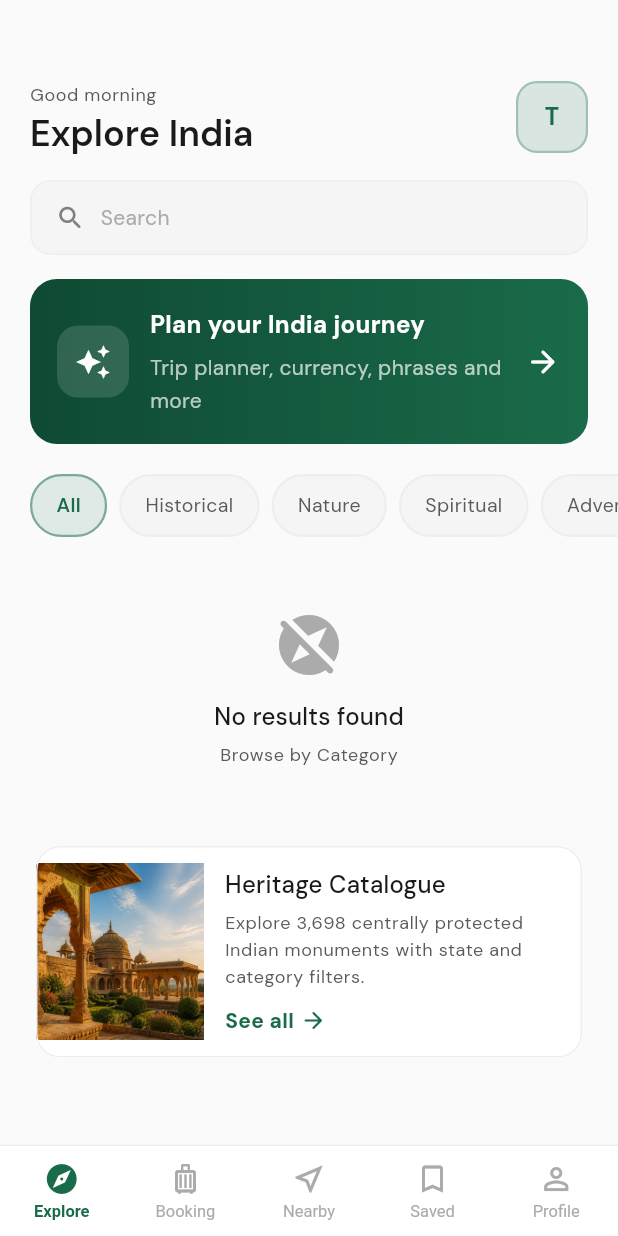
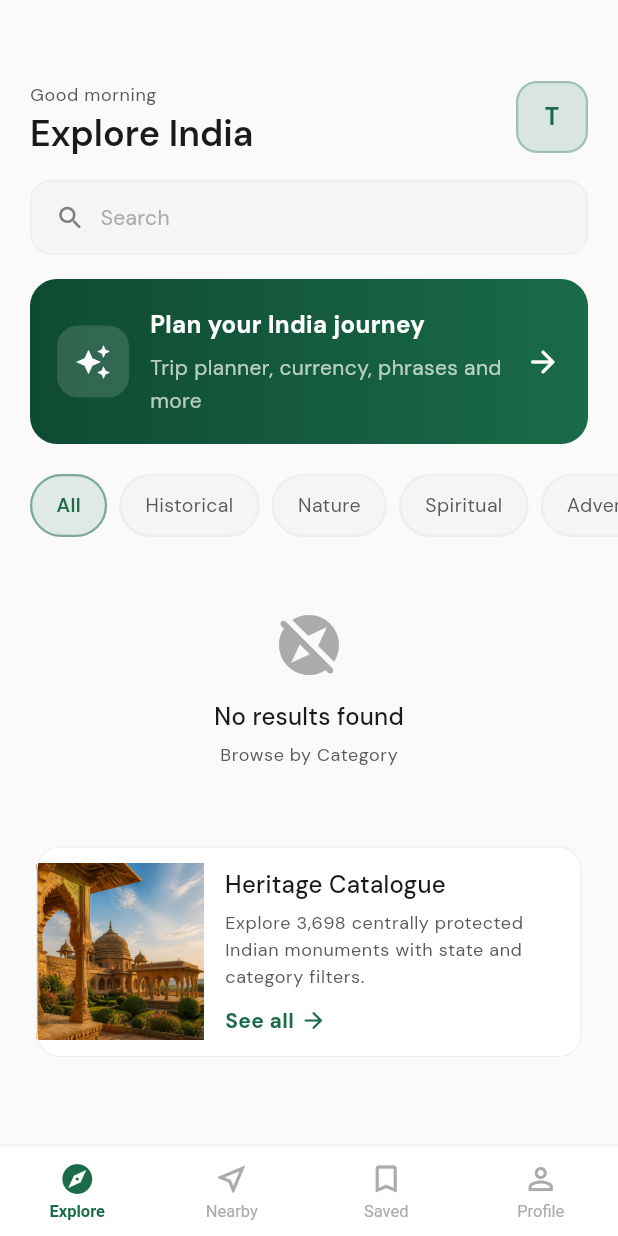
Before and after one commit to abhi-techie22/UnisafeX, a Flutter app: the screen it shows after launch, after a tap on "Skip", after a tap on "Explore as Guest", on a phone screen of 412 x 824 dp. Run offline on Flutter 3.47's test engine with Material 3 defaults, Android fonts, the phone set to English and light mode, and no system bars; drawn by our look-alikes of flutter_animate; our stand-ins replace cached_network_image, connectivity_plus, country_picker, dio, easy_localization, equatable and 12 more; accounts and stored records are empty; generated files the repository leaves out were written again; network calls fail.

Commit message:
Hide hotel and flight booking features

```diff
--- a/assets/translations/ar.json
+++ b/assets/translations/ar.json
@@ -309,7 +309,7 @@
   "faq_booking_question": "هل يمكنني حجز الفنادق والطيران الآن؟",
   "faq_booking_answer": "تتوفر نماذج البحث عن الحجز، ولكن المخزون المباشر والخروج يتطلبان تكامل واجهة برمجة تطبيقات الشريك المعتمد.",
   "mission_description": "يساعد UniSafeX المسافرين الدوليين على استكشاف الهند بتفاصيل الوجهة العملية وإرشادات السلامة والاكتشاف القريب وأدوات السفر المفيدة في مكان واحد.",
-  "app_provides_description": "اكتشاف السياحة، وتخطيط السفر، ونتائج سلامة الوجهة، والتحويل المباشر للعملة المرجعية، والعبارات المحلية، والأماكن المحفوظة، والمسافات المستندة إلى الموقع، ومعاينات الحجز.",
+  "app_provides_description": "اكتشاف السياحة، وتخطيط السفر، ونتائج سلامة الوجهة، والتحويل المباشر للعملة المرجعية، والعبارات المحلية، والأماكن المحفوظة، والمسافات المستندة إلى الموقع.",
   "data_safety_description": "يتم تخزين المعلومات السياحية في قاعدة بيانات UniSafeX. يتم حساب المسافات من الإحداثيات. إن نتائج السلامة والإجابات بأسلوب الذكاء الاصطناعي هي إرشادات فقط ولا يمكن أن تضمن السلامة الشخصية أو تحل محل النصائح الرسمية.",
   "emergency_reminder_description": "لحالات الطوارئ في الهند اتصل بالرقم 112. خط المساعدة السياحي: 1363. تحقق دائمًا من مواعيد العمل والرسوم وشروط السفر من المصادر الرسمية قبل الزيارة.",
   "heritage_catalog": "دليل التراث",
--- a/assets/translations/de.json
+++ b/assets/translations/de.json
@@ -309,7 +309,7 @@
   "faq_booking_question": "Kann ich jetzt Hotels und Flüge buchen?",
   "faq_booking_answer": "Buchungssuchformulare sind verfügbar, Live-Inventar und Checkout erfordern jedoch genehmigte Partner-API-Integrationen.",
   "mission_description": "UniSafeX hilft internationalen Reisenden dabei, Indien mit praktischen Reisezieldetails, Sicherheitshinweisen, Entdeckungen in der Nähe und nützlichen Reisetools an einem Ort zu erkunden.",
-  "app_provides_description": "Entdecken Sie den Tourismus, Reiseplanung, Sicherheitsbewertungen für Reiseziele, Live-Referenzwährungsumrechnung, lokale Ausdrücke, gespeicherte Orte, standortbasierte Entfernungen und Buchungsvorschauen.",
+  "app_provides_description": "Entdecken Sie den Tourismus, Reiseplanung, Sicherheitsbewertungen für Reiseziele, Live-Referenzwährungsumrechnung, lokale Ausdrücke, gespeicherte Orte und standortbasierte Entfernungen.",
   "data_safety_description": "Tourismusinformationen werden in der UniSafeX-Datenbank gespeichert. Entfernungen werden aus Koordinaten berechnet. Sicherheitsbewertungen und Antworten im KI-Stil dienen nur zur Orientierung und können weder die persönliche Sicherheit garantieren noch offizielle Ratschläge ersetzen.",
   "emergency_reminder_description": "Für Notfälle in Indien rufen Sie 112 an. Touristen-Hotline: 1363. Überprüfen Sie vor Ihrem Besuch immer die Öffnungszeiten, Gebühren und Reisebedingungen bei offiziellen Quellen.",
   "heritage_catalog": "Denkmalkatalog",
--- a/assets/translations/en.json
+++ b/assets/translations/en.json
@@ -309,7 +309,7 @@
   "faq_booking_question": "Can I book hotels and flights now?",
   "faq_booking_answer": "Booking search forms are available, but live inventory and checkout require approved partner API integrations.",
   "mission_description": "UniSafeX helps international travelers explore India with practical destination details, safety guidance, nearby discovery and useful travel tools in one place.",
-  "app_provides_description": "Tourism discovery, travel planning, destination safety scores, live reference currency conversion, local phrases, saved places, location-based distances and booking previews.",
+  "app_provides_description": "Tourism discovery, travel planning, destination safety scores, live reference currency conversion, local phrases, saved places and location-based distances.",
   "data_safety_description": "Tourism information is stored in the UniSafeX database. Distances are calculated from coordinates. Safety scores and AI-style answers are guidance only and cannot guarantee personal safety or replace official advice.",
   "emergency_reminder_description": "For emergencies in India call 112. Tourist helpline: 1363. Always verify opening times, fees and travel conditions with official sources before visiting.",
   "heritage_catalog": "Heritage Catalogue",
--- a/assets/translations/es.json
+++ b/assets/translations/es.json
@@ -309,7 +309,7 @@
   "faq_booking_question": "¿Puedo reservar hoteles y vuelos ahora?",
   "faq_booking_answer": "Los formularios de búsqueda de reservas están disponibles, pero el inventario en vivo y el pago requieren integraciones API de socios aprobadas.",
   "mission_description": "UniSafeX ayuda a los viajeros internacionales a explorar la India con detalles prácticos del destino, orientación de seguridad, descubrimientos cercanos y herramientas de viaje útiles en un solo lugar.",
-  "app_provides_description": "Descubrimiento turístico, planificación de viajes, puntuaciones de seguridad de destinos, conversión de moneda de referencia en vivo, frases locales, lugares guardados, distancias basadas en la ubicación y vistas previas de reservas.",
+  "app_provides_description": "Descubrimiento turístico, planificación de viajes, puntuaciones de seguridad de destinos, conversión de moneda de referencia en vivo, frases locales, lugares guardados y distancias basadas en la ubicación.",
   "data_safety_description": "La información turística se almacena en la base de datos UniSafeX. Las distancias se calculan a partir de coordenadas. Las puntuaciones de seguridad y las respuestas estilo IA son solo orientativas y no pueden garantizar la seguridad personal ni reemplazar los consejos oficiales.",
   "emergency_reminder_description": "Para emergencias en India llame al 112. Línea de ayuda turística: 1363. Siempre verifique los horarios de apertura, tarifas y condiciones de viaje con fuentes oficiales antes de visitar.",
   "heritage_catalog": "Catálogo patrimonial",
--- a/assets/translations/fr.json
+++ b/assets/translations/fr.json
@@ -309,7 +309,7 @@
   "faq_booking_question": "Puis-je réserver des hôtels et des vols maintenant ?",
   "faq_booking_answer": "Des formulaires de recherche de réservation sont disponibles, mais l'inventaire en direct et le paiement nécessitent des intégrations API de partenaires approuvées.",
   "mission_description": "UniSafeX aide les voyageurs internationaux à explorer l'Inde avec des détails pratiques sur la destination, des conseils de sécurité, des découvertes à proximité et des outils de voyage utiles en un seul endroit.",
-  "app_provides_description": "Découverte touristique, planification de voyage, scores de sécurité des destinations, conversion de devises de référence en direct, expressions locales, lieux enregistrés, distances basées sur la localisation et aperçus de réservation.",
+  "app_provides_description": "Découverte touristique, planification de voyage, scores de sécurité des destinations, conversion de devises de référence en direct, expressions locales, lieux enregistrés et distances basées sur la localisation.",
   "data_safety_description": "Les informations touristiques sont stockées dans la base de données UniSafeX. Les distances sont calculées à partir des coordonnées. Les scores de sécurité et les réponses de type IA ne sont donnés qu’à titre indicatif et ne peuvent garantir la sécurité personnelle ni remplacer les conseils officiels.",
   "emergency_reminder_description": "En cas d'urgence en Inde, appelez le 112. Ligne d'assistance touristique : 1363. Vérifiez toujours les heures d'ouverture, les tarifs et les conditions de voyage auprès de sources officielles avant de vous rendre.",
   "heritage_catalog": "Catalogue du patrimoine",
--- a/assets/translations/hi.json
+++ b/assets/translations/hi.json
@@ -309,7 +309,7 @@
   "faq_booking_question": "क्या मैं अब होटल और उड़ानें बुक कर सकता हूँ?",
   "faq_booking_answer": "बुकिंग खोज फॉर्म उपलब्ध हैं, लेकिन लाइव इन्वेंट्री और चेकआउट के लिए अनुमोदित भागीदार एपीआई एकीकरण की आवश्यकता होती है।",
   "mission_description": "UniSafeX अंतरराष्ट्रीय यात्रियों को एक ही स्थान पर व्यावहारिक गंतव्य विवरण, सुरक्षा मार्गदर्शन, आस-पास की खोज और उपयोगी यात्रा उपकरणों के साथ भारत का पता लगाने में मदद करता है।",
-  "app_provides_description": "पर्यटन खोज, यात्रा योजना, गंतव्य सुरक्षा स्कोर, लाइव संदर्भ मुद्रा रूपांतरण, स्थानीय वाक्यांश, सहेजे गए स्थान, स्थान-आधारित दूरियां और बुकिंग पूर्वावलोकन।",
+  "app_provides_description": "पर्यटन खोज, यात्रा योजना, गंतव्य सुरक्षा स्कोर, लाइव संदर्भ मुद्रा रूपांतरण, स्थानीय वाक्यांश, सहेजे गए स्थान और स्थान-आधारित दूरियां।",
   "data_safety_description": "पर्यटन संबंधी जानकारी UniSafeX डेटाबेस में संग्रहीत की जाती है। दूरियों की गणना निर्देशांक से की जाती है। सुरक्षा स्कोर और एआई-शैली के उत्तर केवल मार्गदर्शन हैं और व्यक्तिगत सुरक्षा की गारंटी नहीं दे सकते या आधिकारिक सलाह की जगह नहीं ले सकते।",
   "emergency_reminder_description": "भारत में आपात स्थिति के लिए 112 पर कॉल करें। पर्यटक हेल्पलाइन: 1363। यात्रा से पहले हमेशा आधिकारिक स्रोतों के साथ खुलने का समय, शुल्क और यात्रा की स्थिति की पुष्टि करें।",
   "heritage_catalog": "विरासत सूची",
--- a/assets/translations/ja.json
+++ b/assets/translations/ja.json
@@ -309,7 +309,7 @@
   "faq_booking_question": "今すぐホテルや航空券を予約できますか?",
   "faq_booking_answer": "予約検索フォームは利用可能ですが、ライブ在庫とチェックアウトには承認されたパートナー API 統合が必要です。",
   "mission_description": "UniSafeX は、実用的な目的地の詳細、安全に関するガイダンス、近くの発見、便利な旅行ツールを 1 か所にまとめて提供することで、海外旅行者がインドを探索するのに役立ちます。",
-  "app_provides_description": "観光の発見、旅行計画、目的地の安全性スコア、ライブ参照通貨換算、ローカルフレーズ、保存された場所、位置ベースの距離、予約プレビュー。",
+  "app_provides_description": "観光の発見、旅行計画、目的地の安全性スコア、ライブ参照通貨換算、ローカルフレーズ、保存された場所、位置ベースの距離。",
   "data_safety_description": "観光情報は UniSafeX データベースに保存されます。距離は座標から計算されます。安全スコアと AI スタイルの回答は単なるガイダンスであり、個人の安全を保証したり、公式アドバイスに代わるものではありません。",
   "emergency_reminder_description": "インドでの緊急事態の場合は、112 にお電話ください。観光ヘルプライン: 1363。訪問前に、営業時間、料金、旅行条件を必ず公式情報源で確認してください。",
   "heritage_catalog": "遺産カタログ",
--- a/assets/translations/ko.json
+++ b/assets/translations/ko.json
@@ -309,7 +309,7 @@
   "faq_booking_question": "지금 호텔과 항공권을 예약할 수 있나요?",
   "faq_booking_answer": "예약 검색 양식을 사용할 수 있지만 실시간 재고 및 결제에는 승인된 파트너 API 통합이 필요합니다.",
   "mission_description": "UniSafeX는 국제 여행객들이 한 곳에서 실용적인 목적지 세부 정보, 안전 안내, 주변 검색 및 유용한 여행 도구를 통해 인도를 탐험할 수 있도록 도와줍니다.",
-  "app_provides_description": "관광 검색, 여행 계획, 목적지 안전 점수, 실시간 참조 통화 변환, 현지 문구, 저장된 장소, 위치 기반 거리 및 예약 미리보기.",
+  "app_provides_description": "관광 검색, 여행 계획, 목적지 안전 점수, 실시간 참조 통화 변환, 현지 문구, 저장된 장소 및 위치 기반 거리.",
   "data_safety_description": "관광 정보는 UniSafeX 데이터베이스에 저장됩니다. 거리는 좌표를 기준으로 계산됩니다. 안전 점수와 AI 스타일 답변은 안내일 뿐 개인의 안전을 보장하거나 공식 조언을 대체할 수 없습니다.",
   "emergency_reminder_description": "인도에서 긴급 상황 발생 시 112로 전화하세요. 관광 상담 서비스: 1363. 방문하기 전에 항상 공식 출처를 통해 개장 시간, 수수료, 여행 조건을 확인하세요.",
   "heritage_catalog": "문화유산 목록",
--- a/assets/translations/ru.json
+++ b/assets/translations/ru.json
@@ -309,7 +309,7 @@
   "faq_booking_question": "Могу ли я сейчас забронировать отели и авиабилеты?",
   "faq_booking_answer": "Формы поиска бронирования доступны, но активный инвентарь и оформление заказа требуют интеграции API утвержденных партнеров.",
   "mission_description": "UniSafeX помогает международным путешественникам исследовать Индию, предоставляя практические сведения о местах назначения, рекомендации по безопасности, открытия поблизости и полезные инструменты для путешествий в одном месте.",
-  "app_provides_description": "Открытие туризма, планирование путешествий, оценка безопасности мест назначения, конвертация справочной валюты в реальном времени, местные фразы, сохраненные места, расстояния на основе местоположения и предварительный просмотр бронирования.",
+  "app_provides_description": "Открытие туризма, планирование путешествий, оценка безопасности мест назначения, конвертация справочной валюты в реальном времени, местные фразы, сохраненные места и расстояния на основе местоположения.",
   "data_safety_description": "Туристическая информация хранится в базе данных UniSafeX. Расстояния рассчитываются по координатам. Оценки безопасности и ответы в стиле искусственного интеллекта носят лишь рекомендательный характер и не могут гарантировать личную безопасность или заменять официальные рекомендации.",
   "emergency_reminder_description": "В случае чрезвычайных ситуаций в Индии звоните по номеру 112. Горячая линия для туристов: 1363. Перед посещением всегда уточняйте время работы, сборы и условия поездки в официальных источниках.",
   "heritage_catalog": "Каталог наследия",
--- a/assets/translations/zh.json
+++ b/assets/translations/zh.json
@@ -309,7 +309,7 @@
   "faq_booking_question": "我现在可以预订酒店和航班吗？",
   "faq_booking_answer": "预订搜索表单可用，但实时库存和结账需要经过批准的合作伙伴 API 集成。",
   "mission_description": "UniSafeX 帮助国际旅客探索印度，一站式提供实用的目的地详细信息、安全指南、附近的发现和有用的旅行工具。",
-  "app_provides_description": "旅游发现、旅行计划、目的地安全评分、实时参考货币换算、本地短语、保存的地点、基于位置的距离和预订预览。",
+  "app_provides_description": "旅游发现、旅行计划、目的地安全评分、实时参考货币换算、本地短语、保存的地点和基于位置的距离。",
   "data_safety_description": "旅游信息存储在UniSafeX数据库中。距离是根据坐标计算的。安全评分和人工智能式答案仅供参考，不能保证人身安全或取代官方建议。",
   "emergency_reminder_description": "如果在印度遇到紧急情况，请拨打 112。旅游热线：1363。在访问之前，请务必通过官方渠道核实开放时间、费用和旅行条件。",
   "heritage_catalog": "遗产目录",
--- a/lib/core/router/app_router.dart
+++ b/lib/core/router/app_router.dart
@@ -10,9 +10,6 @@ import 'package:unisafex/features/auth/presentation/screens/auth_selection_scree
 import 'package:unisafex/features/auth/presentation/screens/login_screen.dart';
 import 'package:unisafex/features/auth/presentation/screens/register_screen.dart';
 import 'package:unisafex/features/admin/presentation/admin_dashboard_screen.dart';
-import 'package:unisafex/features/booking/presentation/screens/flight_booking_screen.dart';
-import 'package:unisafex/features/booking/presentation/screens/hotel_booking_screen.dart';
-import 'package:unisafex/features/booking/presentation/screens/booking_hub_screen.dart';
 
 import 'package:unisafex/features/favorites/presentation/screens/favorites_screen.dart';
 import 'package:unisafex/features/home/presentation/screens/home_screen.dart';
@@ -161,15 +158,15 @@ GoRouter appRouter(
 
           GoRoute(
             path: AppRoutes.booking,
-            builder: (context, state) => const BookingHubScreen(),
+            redirect: (context, state) => AppRoutes.home,
           ),
           GoRoute(
             path: AppRoutes.hotelBooking,
-            builder: (context, state) => const HotelBookingScreen(),
+            redirect: (context, state) => AppRoutes.home,
           ),
           GoRoute(
             path: AppRoutes.flightBooking,
-            builder: (context, state) => const FlightBookingScreen(),
+            redirect: (context, state) => AppRoutes.home,
           ),
 
           /// MAP (UPDATED)
--- a/lib/core/widgets/main_scaffold.dart
+++ b/lib/core/widgets/main_scaffold.dart
@@ -18,10 +18,6 @@ class MainScaffold extends ConsumerWidget {
         icon: Icons.explore_outlined,
         activeIcon: Icons.explore),
     _NavItem(
-        label: 'booking',
-        icon: Icons.luggage_outlined,
-        activeIcon: Icons.luggage),
-    _NavItem(
       label: 'nearby',
       icon: Icons.near_me_outlined,
       activeIcon: Icons.near_me,
@@ -36,7 +32,6 @@ class MainScaffold extends ConsumerWidget {
 
   static const List<String> _routes = [
     AppRoutes.home,
-    AppRoutes.booking,
     AppRoutes.map,
     AppRoutes.favorites,
     AppRoutes.profile,
@@ -44,7 +39,6 @@ class MainScaffold extends ConsumerWidget {
 
   int _getActiveIndex(BuildContext context) {
     final location = GoRouterState.of(context).matchedLocation;
-    if (location.startsWith(AppRoutes.booking)) return 1;
     for (int i = 0; i < _routes.length; i++) {
       if (location == _routes[i]) return i;
     }
--- a/lib/features/settings/presentation/screens/help_support_screen.dart
+++ b/lib/features/settings/presentation/screens/help_support_screen.dart
@@ -88,10 +88,6 @@ class HelpSupportScreen extends StatelessWidget {
             question: 'faq_currency_question'.tr(),
             answer: 'faq_currency_answer'.tr(),
           ),
-          _Faq(
-            question: 'faq_booking_question'.tr(),
-            answer: 'faq_booking_answer'.tr(),
-          ),
         ],
       ),
     );
--- a/lib/features/settings/presentation/screens/legal_document_screen.dart
+++ b/lib/features/settings/presentation/screens/legal_document_screen.dart
@@ -90,12 +90,6 @@ class LegalDocumentScreen extends StatelessWidget {
           'when immediate assistance is required.',
     ),
     (
-      'Booking',
-      'Hotel and flight partner displays are previews until approved provider '
-          'APIs and checkout services are activated. UniSafeX does not create '
-          'a reservation unless a confirmation is explicitly issued.',
-    ),
-    (
       'Acceptable use',
       'Do not misuse the service, attempt unauthorized access, or submit '
           'fraudulent information. Features may be updated or withdrawn.',
```
Also changed, not shown: lib/features/tourism/presentation/screens/place_detail_screen.dart (+5 -46 lines).
